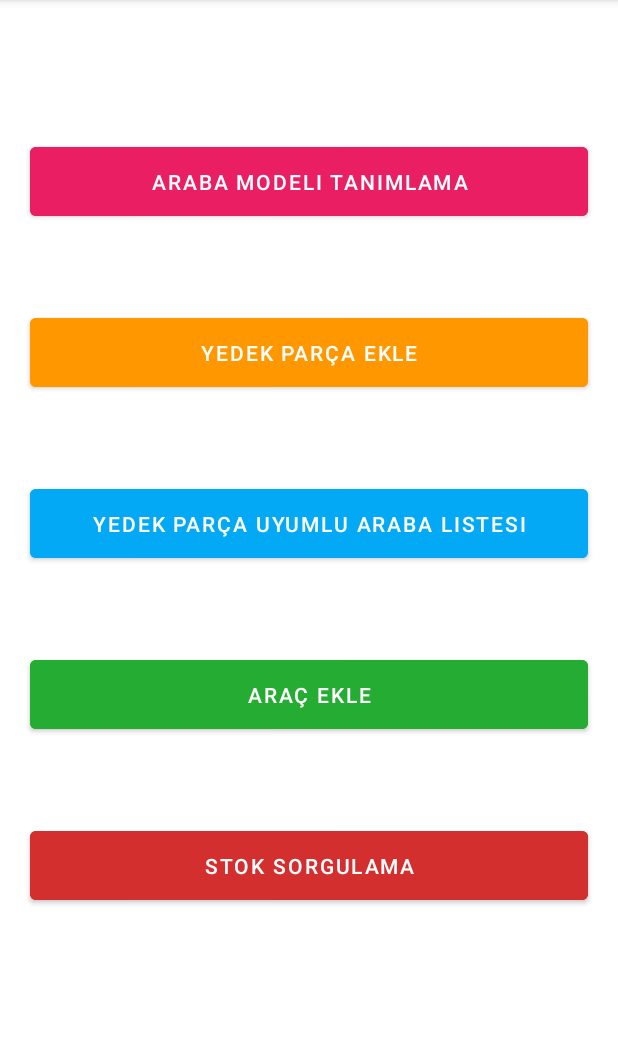
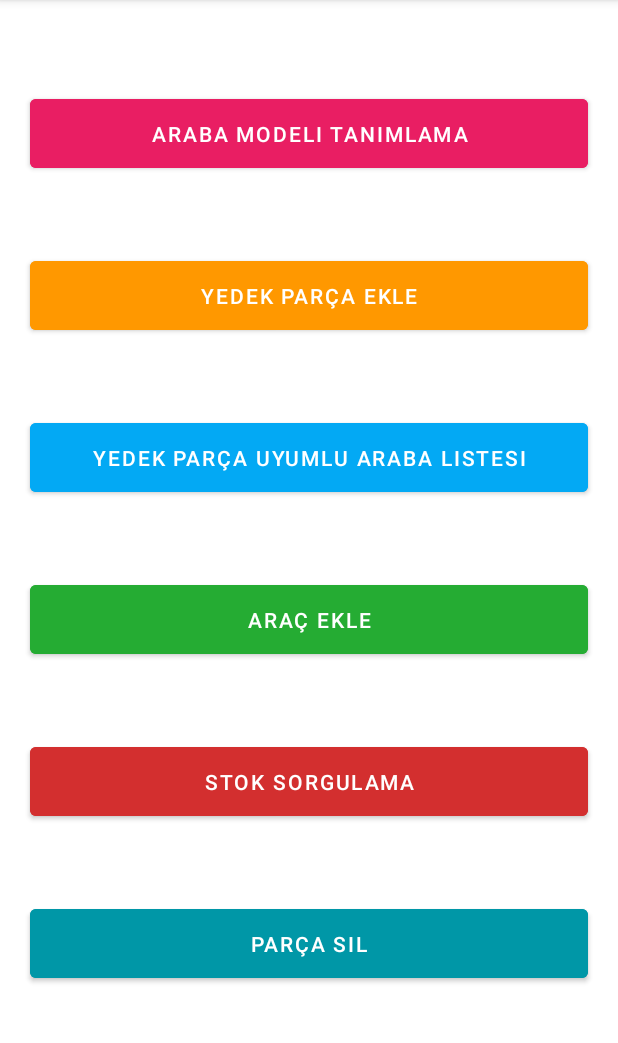
Before and after one commit to kerem10165/YedekParca, an Android app: the screen it shows after launch (MainActivity), on a phone screen of 412 x 824 dp, the part 84-1127 px from its top. Run offline under Robolectric (Android 15) with nearby library versions, the phone set to English and light mode, and no system bars.

Commit message:
parça silme

```diff
--- a/app/build.gradle
+++ b/app/build.gradle
@@ -2,6 +2,7 @@ plugins {
     id 'com.android.application'
     id 'kotlin-android'
     id 'kotlin-android-extensions'
+    id "org.sonarqube" version "3.3"
 }
 
 android {
--- a/app/src/main/AndroidManifest.xml
+++ b/app/src/main/AndroidManifest.xml
@@ -15,6 +15,9 @@
         android:supportsRtl="true"
         android:theme="@style/Theme.YedekParca">
         <activity
+            android:name=".ParcaSil"
+            android:exported="false" />
+        <activity
             android:name=".StokEkran"
             android:exported="false" />
         <activity
@@ -23,7 +26,6 @@
         <activity
             android:name=".AracEkle"
             android:exported="false" />
-
         <activity
             android:name=".ArabalariGoster"
             android:exported="false" />
--- a/app/src/main/res/layout/activity_main.xml
+++ b/app/src/main/res/layout/activity_main.xml
@@ -12,23 +12,41 @@
         android:layout_width="0dp"
         android:layout_height="58dp"
         android:layout_marginStart="20dp"
-        android:layout_marginTop="56dp"
+        android:layout_marginTop="50dp"
         android:layout_marginEnd="20dp"
         android:backgroundTint="#D32F2F"
         android:onClick="stokSorgula"
         android:text="Stok Sorgulama"
         android:textAlignment="center"
         app:layout_constraintEnd_toEndOf="parent"
-        app:layout_constraintHorizontal_bias="1.0"
+        app:layout_constraintHorizontal_bias="0.0"
         app:layout_constraintStart_toStartOf="parent"
         app:layout_constraintTop_toBottomOf="@+id/arac_ekle" />
+
+    <Button
+        android:id="@+id/parca_sil"
+        android:layout_width="0dp"
+        android:layout_height="58dp"
+        android:layout_marginStart="20dp"
+        android:layout_marginTop="50dp"
+        android:layout_marginEnd="20dp"
+        android:backgroundTint="#0097A7"
+        android:onClick="parcaSil"
+        android:text="Parça Sil"
+        android:textAlignment="center"
+        app:layout_constraintBottom_toBottomOf="parent"
+        app:layout_constraintEnd_toEndOf="parent"
+        app:layout_constraintHorizontal_bias="0.0"
+        app:layout_constraintStart_toStartOf="parent"
+        app:layout_constraintTop_toBottomOf="@+id/stok_sorgulama"
+        app:layout_constraintVertical_bias="0.0" />
 
     <Button
         android:id="@+id/arac_ekle"
         android:layout_width="0dp"
         android:layout_height="58dp"
         android:layout_marginStart="20dp"
-        android:layout_marginTop="56dp"
+        android:layout_marginTop="50dp"
         android:layout_marginEnd="20dp"
         android:backgroundTint="#25AC33"
         android:onClick="aracEkle"
@@ -44,7 +62,7 @@
         android:layout_width="0dp"
         android:layout_height="58dp"
         android:layout_marginStart="20dp"
-        android:layout_marginTop="56dp"
+        android:layout_marginTop="50dp"
         android:layout_marginEnd="20dp"
         android:backgroundTint="#03A9F4"
         android:onClick="parca_uyumlu_arac_listesi"
@@ -60,7 +78,7 @@
         android:layout_width="0dp"
         android:layout_height="58dp"
         android:layout_marginStart="20dp"
-        android:layout_marginTop="56dp"
+        android:layout_marginTop="50dp"
         android:layout_marginEnd="20dp"
         android:backgroundTint="@color/button_col"
         android:onClick="yedekParcaEkle"
@@ -76,15 +94,17 @@
         android:layout_width="0dp"
         android:layout_height="58dp"
         android:layout_marginStart="20dp"
-        android:layout_marginTop="92dp"
+        android:layout_marginTop="50dp"
         android:layout_marginEnd="20dp"
         android:backgroundTint="#E91E63"
         android:onClick="araba_tanimla"
         android:text="Araba Modeli Tanımlama"
         android:textAlignment="center"
+        app:layout_constraintBottom_toBottomOf="parent"
         app:layout_constraintEnd_toEndOf="parent"
-        app:layout_constraintHorizontal_bias="1.0"
+        app:layout_constraintHorizontal_bias="0.0"
         app:layout_constraintStart_toStartOf="parent"
-        app:layout_constraintTop_toTopOf="parent" />
+        app:layout_constraintTop_toTopOf="parent"
+        app:layout_constraintVertical_bias="0.015" />
 
 </androidx.constraintlayout.widget.ConstraintLayout>
```
Also changed, not shown: app/src/main/java/com/kerem/yedekparca/MainActivity.kt (+8 -0 lines), app/src/main/java/com/kerem/yedekparca/ParcaSil.kt (added, +99 -0 lines), app/src/main/res/layout/activity_parca_sil.xml (added, +49 -0 lines).
